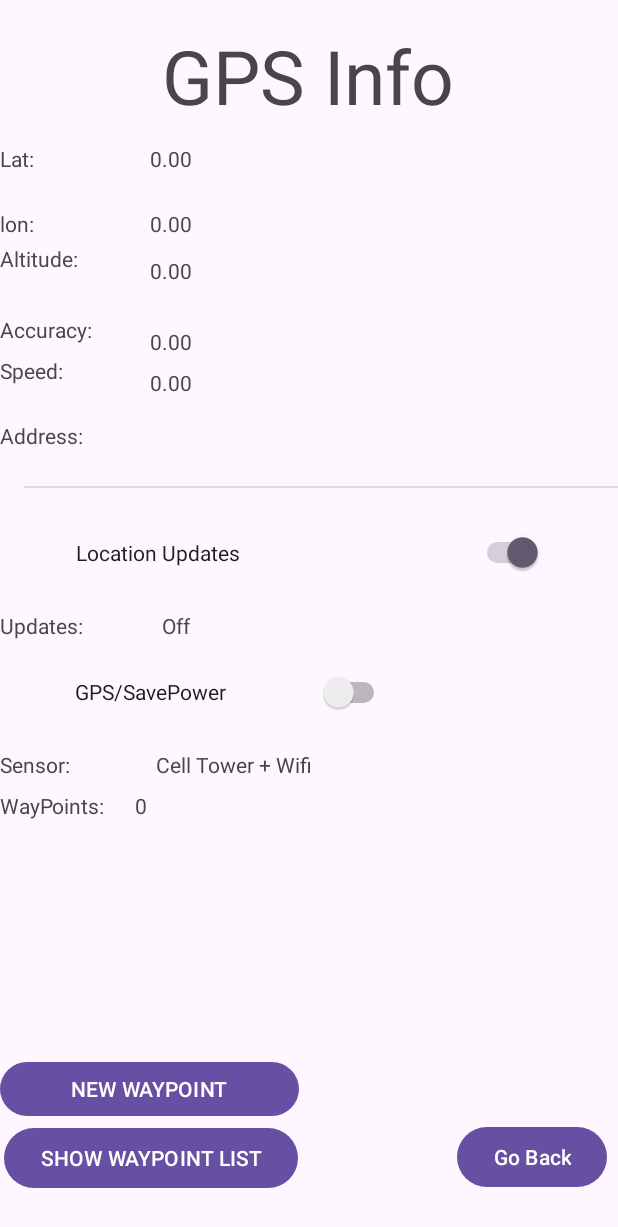
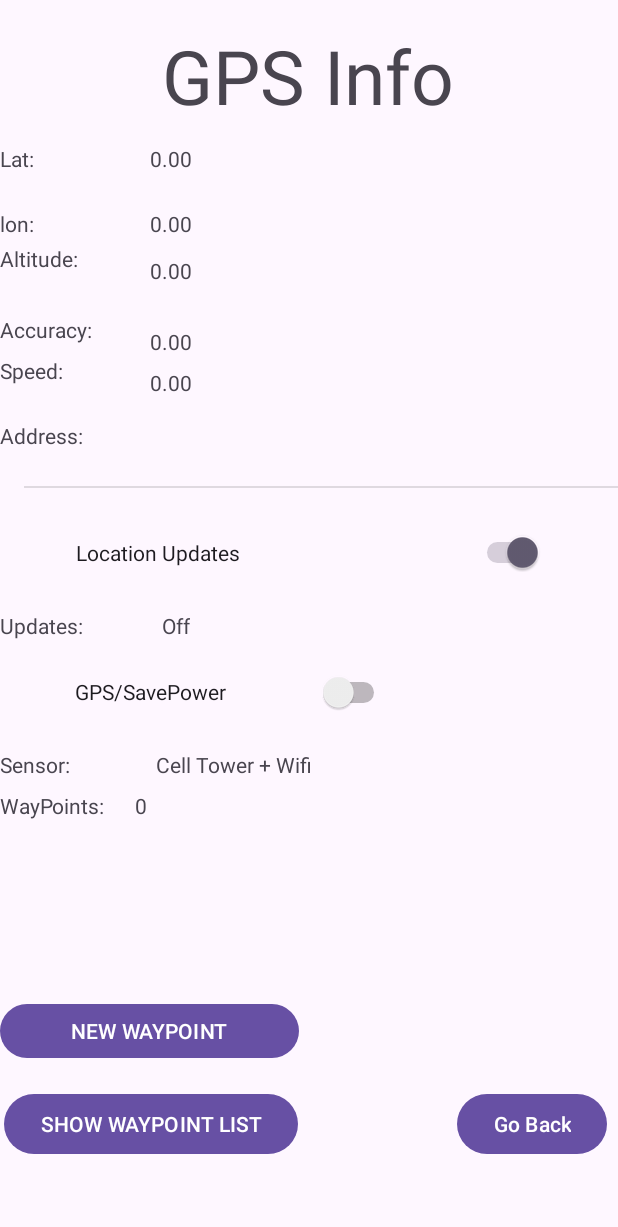
Before and after one commit to serraozturk/AGRIGPS, an Android app: the GPSView screen opened directly, with no data from a screen before it, on a phone screen of 412 x 824 dp. Shown: the top 1227 px of the screen. Run offline under Robolectric (Android 15) with nearby library versions, the phone set to English and light mode, and no system bars.

```diff
--- a/app/src/main/AndroidManifest.xml
+++ b/app/src/main/AndroidManifest.xml
@@ -17,6 +17,9 @@
         android:theme="@style/Theme.GPSTrackTutorial"
         tools:targetApi="31">
         <activity
+            android:name=".ShowlocationsSavedlist"
+            android:exported="false" />
+        <activity
             android:name=".GPSView"
             android:exported="false" />
         <activity
--- a/app/src/main/java/edu/htwd/gpstracktutorial/GPSView.java
+++ b/app/src/main/java/edu/htwd/gpstracktutorial/GPSView.java
@@ -123,6 +123,14 @@ public class GPSView extends AppCompatActivity {
                 MyApplication myApplication = (MyApplication)getApplicationContext();
                 savedLocations = myApplication.getMyLocations();
                 savedLocations.add(currentLocation);
+            }
+        });
+
+        btn_showWayPointList.setOnClickListener(new View.OnClickListener() {
+            @Override
+            public void onClick(View v) {
+                Intent i = new Intent(GPSView.this, ShowlocationsSavedlist.class);
+                startActivity(i);
             }
         });
 
--- a/app/src/main/res/layout/activity_gpsview.xml
+++ b/app/src/main/res/layout/activity_gpsview.xml
@@ -208,7 +208,7 @@
         app:layout_constraintHorizontal_bias="0.977"
         app:layout_constraintStart_toStartOf="parent"
         app:layout_constraintTop_toTopOf="parent"
-        app:layout_constraintVertical_bias="0.963" />
+        app:layout_constraintVertical_bias="0.935" />
 
     <TextView
         android:id="@+id/gpsinfo"
@@ -227,6 +227,7 @@
         android:id="@+id/btn_newWayPoint"
         android:layout_width="199dp"
         android:layout_height="44dp"
+        android:layout_marginBottom="16dp"
         android:text="NEW WAYPOINT"
         app:layout_constraintBottom_toTopOf="@+id/btn_showWayPointList"
         tools:layout_editor_absoluteX="0dp" />
@@ -241,6 +242,7 @@
         android:text="SHOW WAYPOINT LIST"
         app:layout_constraintBottom_toBottomOf="parent"
         app:layout_constraintTop_toTopOf="@+id/changeactivity"
+        app:layout_constraintVertical_bias="0.0"
         tools:layout_editor_absoluteX="-1dp" />
 
 </androidx.constraintlayout.widget.ConstraintLayout>
```
Also changed, not shown: app/src/main/java/edu/htwd/gpstracktutorial/ShowlocationsSavedlist.java (added, +38 -0 lines), app/src/main/res/layout/activity_showlocations_savedlist.xml (added, +17 -0 lines).
